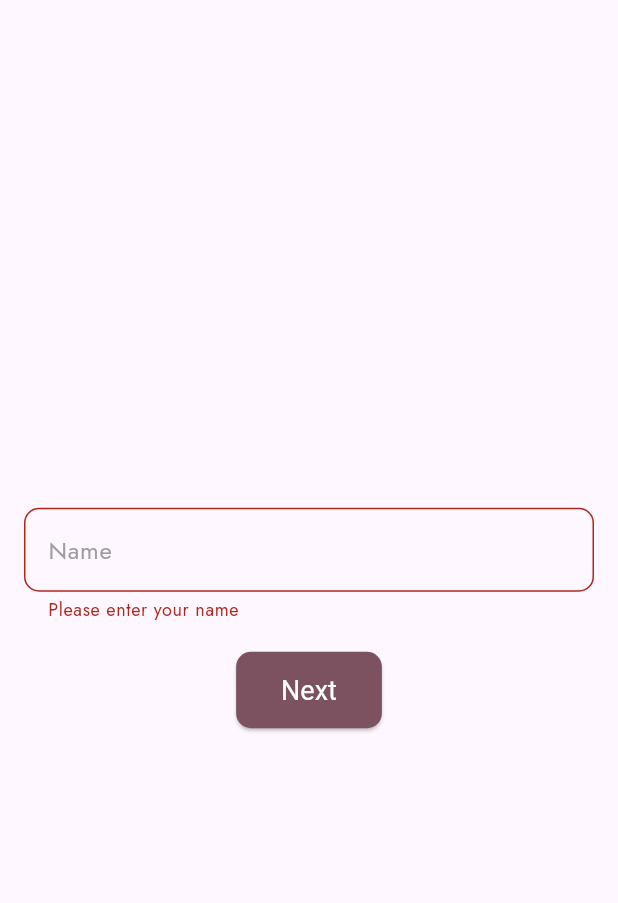
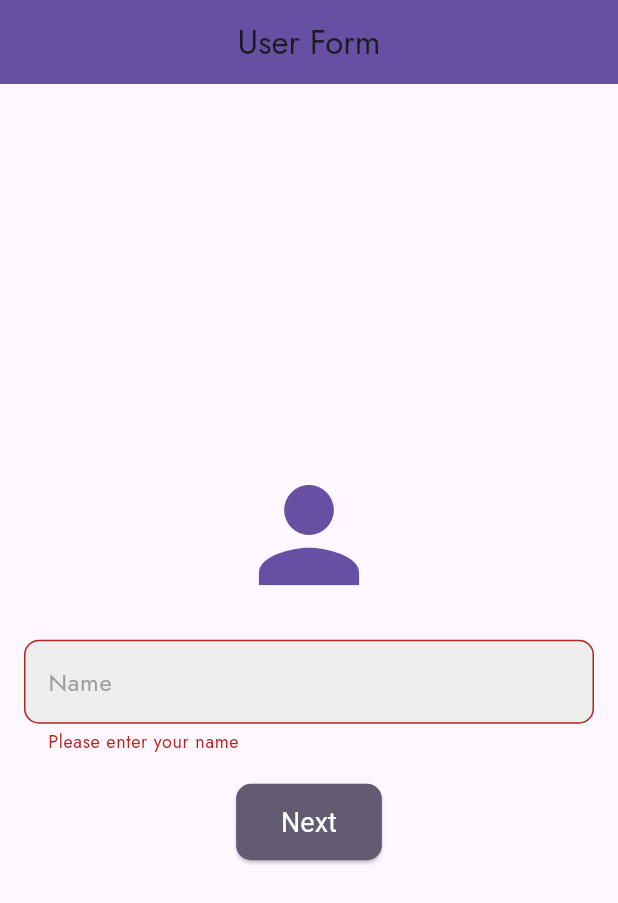
Before and after one commit to AnexDev1/JiT-Hub, a Flutter app: the screen it shows after launch, after a tap on "Next", on a phone screen of 412 x 824 dp. Shown: the top 903 px of the screen. Run offline on Flutter 3.47's test engine with Material 3 defaults, Android fonts, the phone set to English and light mode, and no system bars; our stand-ins replace flutter_dotenv, flutter_gemini, flutter_markdown, flutter_svg, hive, hive_flutter and 2 more; missing offline and left inert: flutter_pdfview, google_ml_kit, google_mlkit_text_recognition; accounts and stored records are empty.

Commit message:
refactored code and made minor UI changes

```diff
--- a/lib/pages/HomePage/home_page.dart
+++ b/lib/pages/HomePage/home_page.dart
@@ -1,6 +1,7 @@
 import 'package:flutter/material.dart';
 // import 'package:convex_bottom_bar/convex_bottom_bar.dart';
 import 'package:nex_planner/pages/HomePage/gradient_container.dart';
+import 'package:shared_preferences/shared_preferences.dart';
 
 import '../Category/category_detail.dart';
 import 'category_tab.dart';
@@ -15,6 +16,7 @@ class HomePage extends StatefulWidget {
 class _HomePageState extends State<HomePage> with TickerProviderStateMixin {
   late TabController _tabController;
   late TabController _bottomNavController;
+  late String _userName ;
   final TextEditingController _searchController = TextEditingController();
   bool _isSearching = false;
   List<CategoryItem> _searchResults = [];
@@ -24,8 +26,15 @@ class _HomePageState extends State<HomePage> with TickerProviderStateMixin {
     super.initState();
     _tabController = TabController(length: 4, vsync: this);
     _bottomNavController = TabController(length: 4, vsync: this);
+    _loadUserName();
   }
-
+Future<void>    _loadUserName() async {
+    SharedPreferences prefs = await SharedPreferences.getInstance();
+    String? userName = prefs.getString('userName')?? 'User';
+    setState(() {
+      _userName = userName;
+    });
+    }
   void _startSearch() {
     setState(() {
       _isSearching = true;
@@ -102,11 +111,11 @@ class _HomePageState extends State<HomePage> with TickerProviderStateMixin {
             title: 'Grade Calculator',
             description: 'Academic year result grade calculator.',
           ),
-          CategoryItem(
-            icon: Icons.grading_rounded,
-            title: 'Google',
-            description: 'Inline google to use it while inside the app',
-          ),
+          // CategoryItem(
+          //   icon: Icons.grading_rounded,
+          //   title: 'Google',
+          //   description: 'Inline google to use it while inside the app',
+          // ),
           CategoryItem(
             icon: Icons.calendar_month,
             title: 'Class Schedule',
@@ -225,14 +234,14 @@ class _HomePageState extends State<HomePage> with TickerProviderStateMixin {
             Row(
               mainAxisAlignment: MainAxisAlignment.spaceBetween,
               children: <Widget>[
-                const Column(
+                 Column(
                   crossAxisAlignment: CrossAxisAlignment.start,
                   children: <Widget>[
                     Text(
-                      'Hello Anwar',
-                      style: TextStyle(fontSize: 24, fontWeight: FontWeight.bold),
+                      'Hello $_userName',
+                      style: const TextStyle(fontSize: 24, fontWeight: FontWeight.bold),
                     ),
-                    Text(
+                    const Text(
                       'how is your study',
                       style: TextStyle(fontSize: 16),
                     ),
--- a/lib/pages/UserForm/userForm_page.dart
+++ b/lib/pages/UserForm/userForm_page.dart
@@ -18,7 +18,7 @@ class _UserFormPageState extends State<UserFormPage> {
     if (_formKey.currentState?.validate() ?? false) {
       SharedPreferences prefs = await SharedPreferences.getInstance();
       await prefs.setBool('isFormFilled', true);
-      // Save other user information if needed
+      await prefs.setString('userName', _nameController.text);
       Navigator.pushReplacementNamed(context, '/home');
     }
   }
@@ -34,6 +34,12 @@ class _UserFormPageState extends State<UserFormPage> {
   @override
   Widget build(BuildContext context) {
     return Scaffold(
+      appBar: AppBar(
+        automaticallyImplyLeading: false,
+        centerTitle: true,
+        title: Text('User Form'),
+        backgroundColor: Theme.of(context).colorScheme.primary,
+      ),
       body: Padding(
         padding: const EdgeInsets.all(16.0),
         child: Form(
@@ -62,14 +68,14 @@ class _UserFormPageState extends State<UserFormPage> {
               ElevatedButton(
                 onPressed: _currentStep < 2 ? _nextStep : _submitForm,
                 style: ElevatedButton.styleFrom(
-                  backgroundColor: Theme.of(context).colorScheme.tertiary,
+                  backgroundColor: Theme.of(context).colorScheme.secondary,
                   padding: const EdgeInsets.symmetric(horizontal: 30, vertical: 15),
                   textStyle: const TextStyle(fontSize: 18),
                   shape: RoundedRectangleBorder(
                     borderRadius: BorderRadius.circular(10.0),
                   ),
                 ),
-                child: Text(_currentStep < 2 ? 'Next' : 'Submit', style: TextStyle(color: Colors.white),),
+                child: Text(_currentStep < 2 ? 'Next' : 'Submit', style: TextStyle(color: Colors.white)),
               ),
             ],
           ),
@@ -79,8 +85,12 @@ class _UserFormPageState extends State<UserFormPage> {
   }
 
   Widget _buildNameField() {
-    return TextFormField(
+    return Column(
       key: const ValueKey('name'),
+      children: [
+        Icon(Icons.person, size: 100, color: Theme.of(context).colorScheme.primary),
+        const SizedBox(height: 20),
+        TextFormField(
           controller: _nameController,
           decoration: InputDecoration(
             labelText: 'Name',
@@ -92,6 +102,8 @@ class _UserFormPageState extends State<UserFormPage> {
               borderRadius: BorderRadius.circular(10.0),
               borderSide: BorderSide(color: Theme.of(context).colorScheme.secondary),
             ),
+            filled: true,
+            fillColor: Colors.grey[200],
           ),
           validator: (value) {
             if (value == null || value.isEmpty) {
@@ -99,12 +111,18 @@ class _UserFormPageState extends State<UserFormPage> {
             }
             return null;
           },
+        ),
+      ],
     );
   }
 
   Widget _buildDepartmentField() {
-    return DropdownButtonFormField<String>(
+    return Column(
       key: const ValueKey('department'),
+      children: [
+        Icon(Icons.school, size: 100, color: Theme.of(context).colorScheme.primary),
+        const SizedBox(height: 20),
+        DropdownButtonFormField<String>(
           value: _selectedDepartment,
           isExpanded: true,
           decoration: InputDecoration(
@@ -117,13 +135,15 @@ class _UserFormPageState extends State<UserFormPage> {
               borderRadius: BorderRadius.circular(10.0),
               borderSide: BorderSide(color: Theme.of(context).colorScheme.secondary),
             ),
+            filled: true,
+            fillColor: Colors.grey[200],
           ),
           items: departments.map((String department) {
             return DropdownMenuItem<String>(
               value: department,
               child: Text(
                 department,
-            style: TextStyle(color: Colors.blue, fontSize: 16),
+                style: TextStyle(color: Colors.black, fontSize: 16),
               ),
             );
           }).toList(),
@@ -138,12 +158,18 @@ class _UserFormPageState extends State<UserFormPage> {
             }
             return null;
           },
+        ),
+      ],
     );
   }
 
   Widget _buildAcademicYearField() {
-    return DropdownButtonFormField<String>(
+    return Column(
       key: const ValueKey('academicYear'),
+      children: [
+        Icon(Icons.calendar_today, size: 100, color: Theme.of(context).colorScheme.primary),
+        const SizedBox(height: 20),
+        DropdownButtonFormField<String>(
           value: _selectedAcademicYear,
           isExpanded: true,
           decoration: InputDecoration(
@@ -156,6 +182,8 @@ class _UserFormPageState extends State<UserFormPage> {
               borderRadius: BorderRadius.circular(10.0),
               borderSide: BorderSide(color: Theme.of(context).colorScheme.secondary),
             ),
+            filled: true,
+            fillColor: Colors.grey[200],
           ),
           items: [
             'Freshman',
@@ -168,7 +196,7 @@ class _UserFormPageState extends State<UserFormPage> {
               value: year,
               child: Text(
                 year,
-            style: TextStyle(color: Colors.blue, fontSize: 16),
+                style: TextStyle(color: Colors.black, fontSize: 16),
               ),
             );
           }).toList(),
@@ -183,6 +211,8 @@ class _UserFormPageState extends State<UserFormPage> {
             }
             return null;
           },
+        ),
+      ],
     );
   }
 }
```
Also changed, not shown: lib/pages/Category/Campus_life/webview_page.dart (deleted, +0 -61 lines), lib/assets/image1.png. Lines whose indentation alone changed are shown as unchanged.
